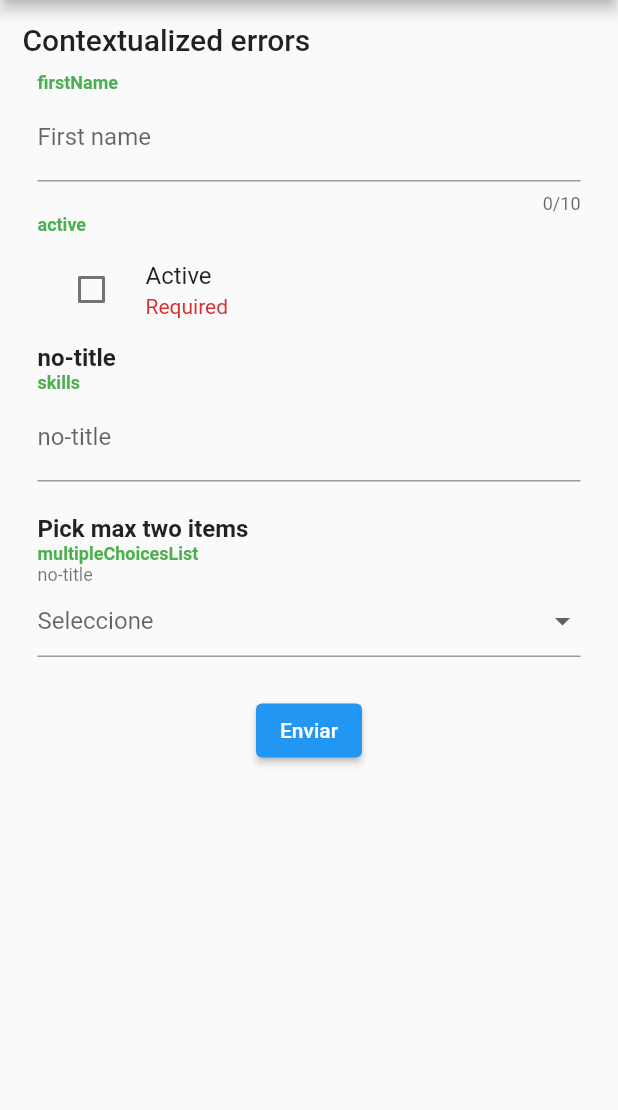
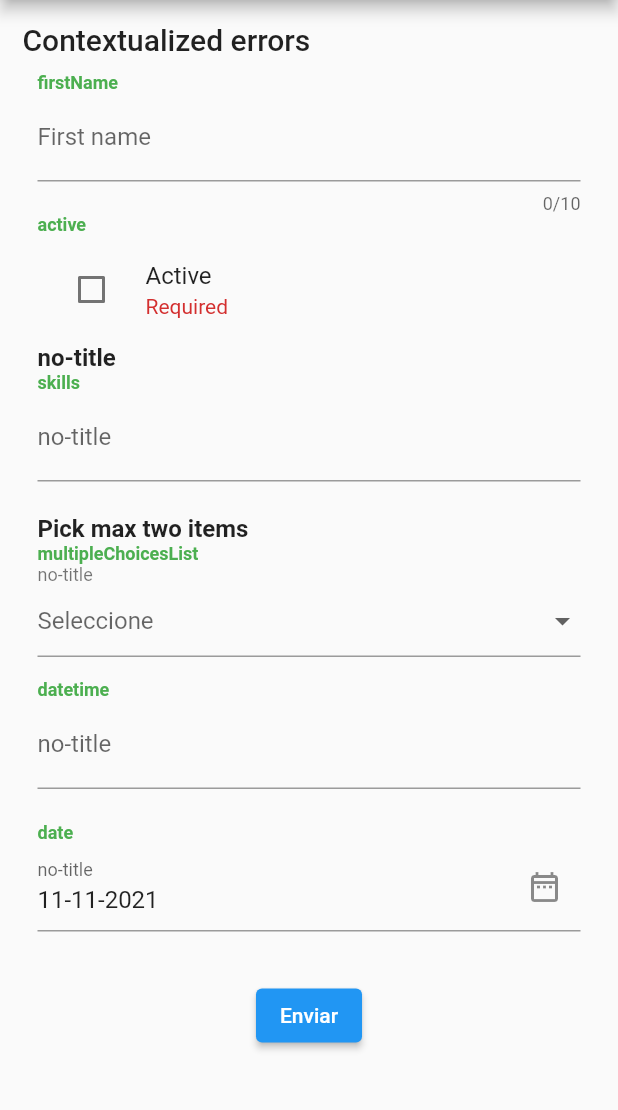
Before and after one commit to edlose16b/flutter_jsonschema_builder, a Flutter app: the screen it shows after launch, on a phone screen of 412 x 824 dp, the part 84-1194 px from its top. Run offline on Flutter 3.47's test engine with Material 2 defaults, Android fonts, the phone set to English and light mode, and no system bars; our stand-ins replace extended_masked_text, file_picker.

Commit message:
hotfix: date default added form json

```diff
--- a/example/lib/main.dart
+++ b/example/lib/main.dart
@@ -77,7 +77,9 @@ class _MyHomePageState extends State<MyHomePage> {
           "type": "string",
           "enum": ["foo", "bar", "fuzz"]
         }
-      }
+      },
+      "datetime": {"type": "string", "format": "date-time"},
+      "date": {"type": "string", "format": "date", "default": "11-11-2021"}
     }
   };
 
--- a/lib/src/fields/date_form_field.dart
+++ b/lib/src/fields/date_form_field.dart
@@ -20,8 +20,16 @@ class DateJFormField extends StatefulWidget {
 }
 
 class _DateJFormFieldState extends State<DateJFormField> {
-  final txtDateCtrl = MaskedTextController(mask: '00-00-0000');
+  late TextEditingController txtDateCtrl;
   final formatter = DateFormat('dd-MM-yyyy');
+
+  @override
+  void initState() {
+    // TODO: implement initState
+    txtDateCtrl =
+        TextEditingController(text: widget.property.defaultValue ?? '');
+    super.initState();
+  }
 
   @override
   Widget build(BuildContext context) {
```
